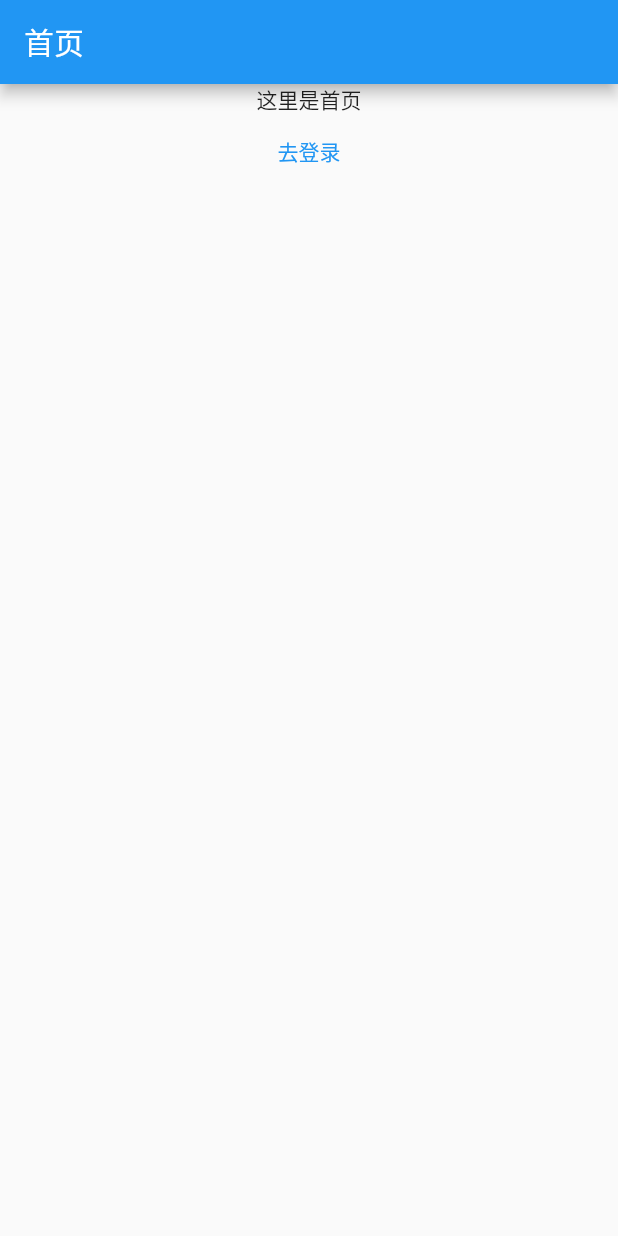
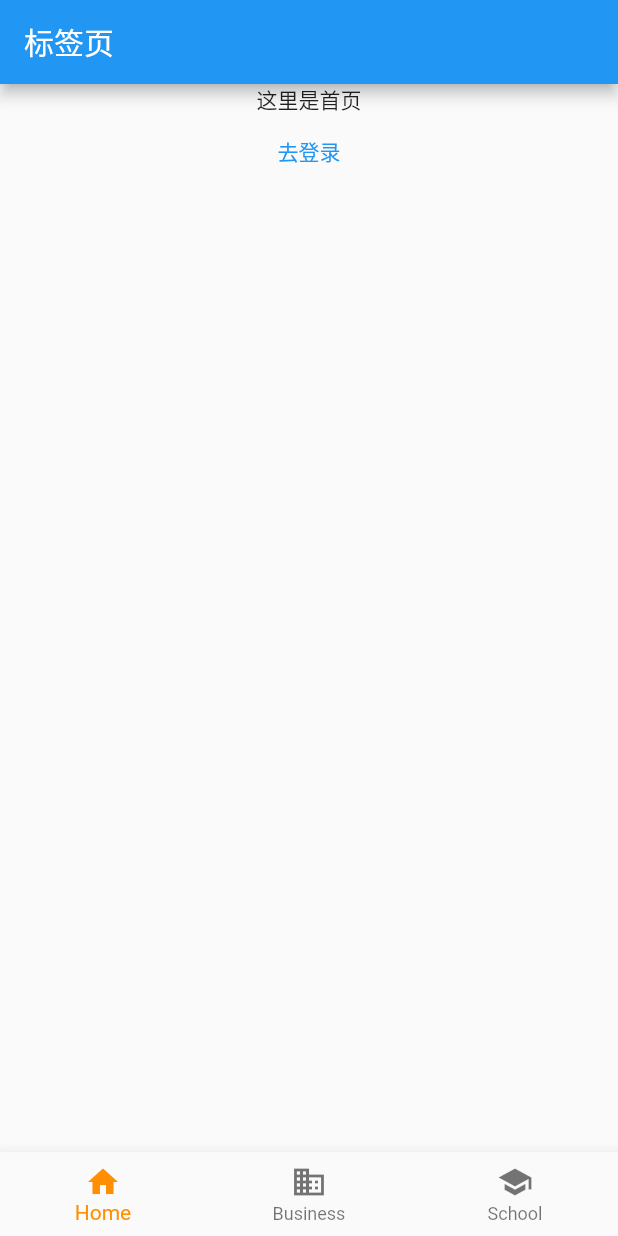
Before and after one commit to hyy984750073/fat_cat, a Flutter app: the screen it shows after launch, on a phone screen of 412 x 824 dp. Run offline on Flutter 3.47's test engine with Material 2 defaults, Android fonts, the light colour scheme and no system bars.

Commit message:
tabs雏形

```diff
--- a/lib/pages/home.dart
+++ b/lib/pages/home.dart
@@ -5,10 +5,8 @@ class HomePage extends StatelessWidget {
 
   @override
   Widget build(BuildContext context) {
-    return Scaffold(
-      appBar: AppBar(title: const Text('首页')),
-      body: Center(
-          child: Column(
+    return Center(
+      child: Column(
         children: [
           const Text('这里是首页'),
           TextButton(
@@ -17,7 +15,7 @@ class HomePage extends StatelessWidget {
               },
               child: const Text('去登录')),
         ],
-      )),
+      ),
     );
   }
 }
--- a/lib/routes.dart
+++ b/lib/routes.dart
@@ -6,7 +6,7 @@
 import 'package:flutter/material.dart';
 import './user/login.dart';
 import './user/register.dart';
-import './pages/home.dart';
+import './tabs/tabs.dart';
 
 // Map<String, Widget Function(BuildContext)> routes = {
 //   "/": (context) => HomePage(),
@@ -15,7 +15,8 @@ import './pages/home.dart';
 // };
 
 Map routes = {
-  '/': (content) => const HomePage(),
+  '/': (content) => const TabsView(),
+  '/tabs': (context) => const TabsView(),
   '/login': (context) => const Login(),
   '/register': (context, {arguments}) => Register(arguments: arguments),
 };
--- /dev/null
+++ b/lib/tabs/tabs.dart
@@ -0,0 +1,44 @@
+import 'package:flutter/material.dart';
+import '../pages/home.dart';
+
+class TabsView extends StatefulWidget {
+  const TabsView({super.key});
+
+  @override
+  State<TabsView> createState() => _TabsViewState();
+}
+
+class _TabsViewState extends State<TabsView> {
+  int _selectedIndex = 0;
+  void _onItemTapped(int index) {
+    setState(() {
+      _selectedIndex = index;
+    });
+  }
+  @override
+  Widget build(BuildContext context) {
+    return Scaffold(
+      appBar: AppBar(title: const Text('标签页')),
+      body: const HomePage(),
+      bottomNavigationBar: BottomNavigationBar(
+        items: const <BottomNavigationBarItem>[
+          BottomNavigationBarItem(
+            icon: Icon(Icons.home),
+            label: 'Home',
+          ),
+          BottomNavigationBarItem(
+            icon: Icon(Icons.business),
+            label: 'Business',
+          ),
+          BottomNavigationBarItem(
+            icon: Icon(Icons.school),
+            label: 'School',
+          ),
+        ],
+        currentIndex: _selectedIndex,
+        selectedItemColor: Colors.amber[800],
+        onTap: _onItemTapped,
+      ),
+    );
+  }
+}
```
Also changed, not shown: lib/user/login.dart (+10 -8 lines), lib/user/register.dart (+9 -3 lines).
